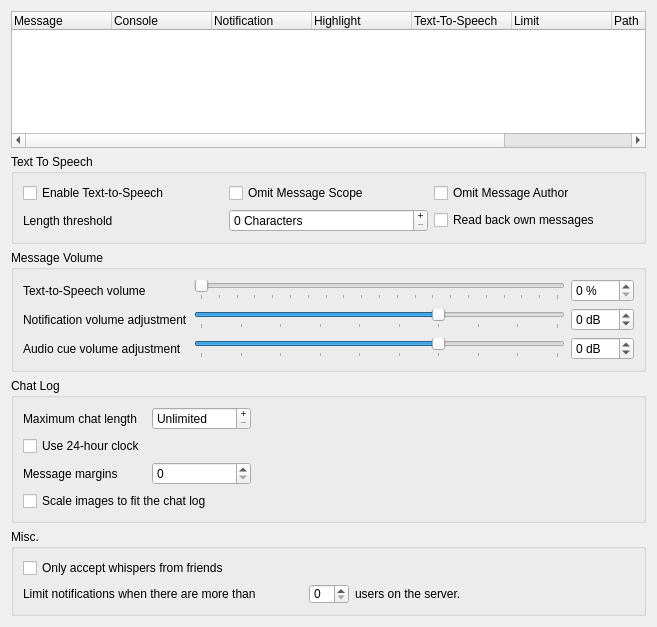
mumble-voip/mumble, file src/mumble/Log.ui: the form before one commit.
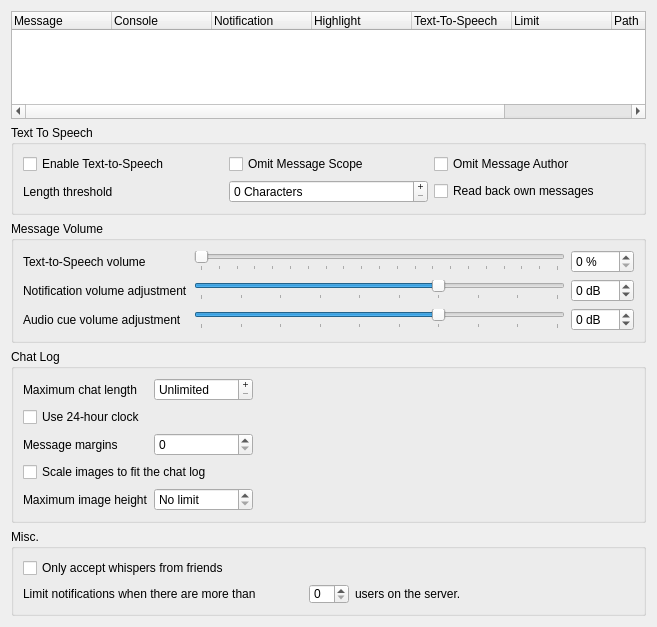
The form after the commit. Custom widgets are drawn as their Qt base class.

Commit message: FEAT(client): Make the chat log image height limit configurable

Diff of the .ui file:
```diff
--- a/src/mumble/Log.ui
+++ b/src/mumble/Log.ui
@@ -481,6 +481,47 @@
         </property>
        </widget>
       </item>
+      <item row="4" column="0">
+       <widget class="QLabel" name="qlChatImageMaxHeight">
+        <property name="toolTip">
+         <string>The maximum height an image may occupy in the chat log, as a percentage of the log's visible height. Images are always scaled to fit the log's width; this additionally keeps a tall image from filling the whole log.</string>
+        </property>
+        <property name="text">
+         <string>Maximum image height</string>
+        </property>
+        <property name="buddy">
+         <cstring>qsbChatImageMaxHeight</cstring>
+        </property>
+       </widget>
+      </item>
+      <item row="4" column="1">
+       <widget class="QSpinBox" name="qsbChatImageMaxHeight">
+        <property name="toolTip">
+         <string>The maximum height an image may occupy in the chat log, as a percentage of the log's visible height. Images are always scaled to fit the log's width; this additionally keeps a tall image from filling the whole log.</string>
+        </property>
+        <property name="accessibleName">
+         <string>Maximum image height</string>
+        </property>
+        <property name="specialValueText">
+         <string>No limit</string>
+        </property>
+        <property name="frame">
+         <bool>true</bool>
+        </property>
+        <property name="suffix">
+         <string> %</string>
+        </property>
+        <property name="minimum">
+         <number>0</number>
+        </property>
+        <property name="maximum">
+         <number>100</number>
+        </property>
+        <property name="singleStep">
+         <number>5</number>
+        </property>
+       </widget>
+      </item>
      </layout>
     </widget>
    </item>
```
Left out of the diff: 1 changed line with no effect on the pictures. The commit also changes 6 other files.
